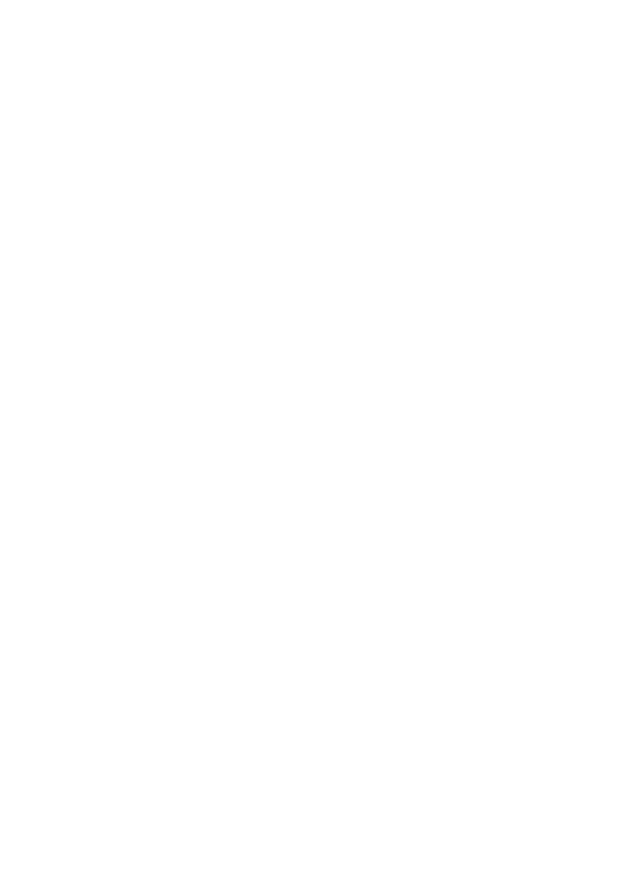
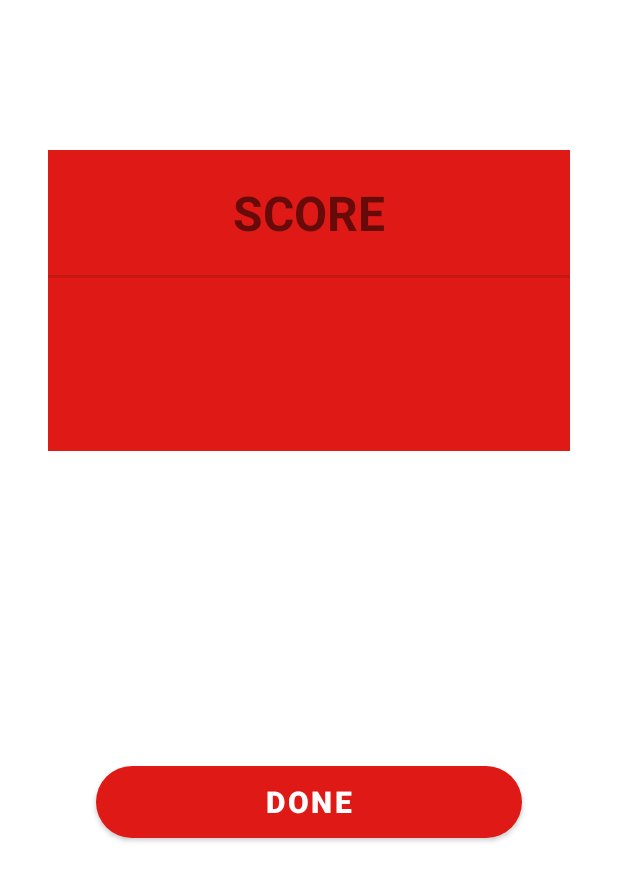
Before and after one commit to AliButt035/QuizAppWithFirebaseIntegeration, an Android app: the ScoreActivity screen opened directly, with no data from a screen before it, on a phone screen of 412 x 824 dp. Before the commit the part shown is empty. Shown: the top 881 px of the screen. Run offline under Robolectric (Android 15) with nearby library versions, the phone set to English and light mode, and no system bars.

Commit message:
score activity created

```diff
--- a/app/src/main/java/com/example/myquiz/QuestionActivity.java
+++ b/app/src/main/java/com/example/myquiz/QuestionActivity.java
@@ -24,6 +24,7 @@ public class QuestionActivity extends AppCompatActivity implements View.OnClickL
     private List<Question> questionList;
     private int quesNum;
     private CountDownTimer countDown;
+    private int score;
     @Override
     protected void onCreate(Bundle savedInstanceState) {
         super.onCreate(savedInstanceState);
@@ -44,6 +45,8 @@ public class QuestionActivity extends AppCompatActivity implements View.OnClickL
         option4.setOnClickListener(this);
 
         getQuestionsList();
+
+        score=0;
 
     }
 
@@ -125,6 +128,7 @@ public class QuestionActivity extends AppCompatActivity implements View.OnClickL
         {
             //right Answer
             ((Button)view).setBackgroundTintList(ColorStateList.valueOf(Color.GREEN));
+            score++;
         }
         else
         {
@@ -181,6 +185,7 @@ public class QuestionActivity extends AppCompatActivity implements View.OnClickL
         {
             //go to score activity
             Intent intent=new Intent(QuestionActivity.this,ScoreActivity.class);
+            intent.putExtra("SCORE",String.valueOf(score)+"/"+String.valueOf(questionList.size()));
             startActivity(intent);
             QuestionActivity.this.finish();
         }
--- a/app/src/main/java/com/example/myquiz/ScoreActivity.java
+++ b/app/src/main/java/com/example/myquiz/ScoreActivity.java
@@ -2,13 +2,35 @@ package com.example.myquiz;
 
 import androidx.appcompat.app.AppCompatActivity;
 
+import android.content.Intent;
 import android.os.Bundle;
+import android.view.View;
+import android.widget.Button;
+import android.widget.TextView;
 
 public class ScoreActivity extends AppCompatActivity {
 
+    private TextView score;
+    private Button done ;
     @Override
     protected void onCreate(Bundle savedInstanceState) {
         super.onCreate(savedInstanceState);
         setContentView(R.layout.activity_score);
+
+        score =findViewById(R.id.sa_score);
+        done= findViewById(R.id.sa_done);
+
+        String score_str=getIntent().getStringExtra("SCORE");
+        score.setText(score_str);
+
+        done.setOnClickListener(new View.OnClickListener() {
+            @Override
+            public void onClick(View v) {
+                Intent intent=new Intent(ScoreActivity.this,MainActivity.class);
+                ScoreActivity.this.startActivity(intent);
+                ScoreActivity.this.finish();
+            }
+        });
+
     }
 }
--- a/app/src/main/res/layout/activity_score.xml
+++ b/app/src/main/res/layout/activity_score.xml
@@ -6,4 +6,63 @@
     android:layout_height="match_parent"
     tools:context=".ScoreActivity">
 
+    <LinearLayout
+        android:id="@+id/linearLayout3"
+        android:layout_width="0dp"
+        android:layout_height="wrap_content"
+        android:layout_marginStart="32dp"
+        android:layout_marginTop="100dp"
+        android:layout_marginEnd="32dp"
+        android:background="@color/colorPrimary"
+        android:orientation="vertical"
+        android:paddingBottom="32dp"
+        app:layout_constraintEnd_toEndOf="parent"
+        app:layout_constraintStart_toStartOf="parent"
+        app:layout_constraintTop_toTopOf="parent">
+
+        <TextView
+            android:id="@+id/textView"
+            android:layout_width="match_parent"
+            android:layout_height="wrap_content"
+            android:layout_margin="20dp"
+            android:gravity="center"
+            android:text="SCORE"
+            android:textSize="32sp"
+            android:textStyle="bold" />
+
+        <View
+            android:id="@+id/divider"
+            android:layout_width="match_parent"
+            android:layout_height="2dp"
+            android:background="?android:attr/listDivider" />
+
+        <TextView
+            android:id="@+id/sa_score"
+            android:layout_width="match_parent"
+            android:layout_height="wrap_content"
+            android:gravity="center"
+            android:text="5 / 10"
+            android:layout_margin="20dp"
+            android:textColor="@android:color/black"
+            android:textSize="32sp"
+            android:textStyle="bold" />
+    </LinearLayout>
+
+    <Button
+        android:id="@+id/sa_done"
+        android:layout_width="0dp"
+        android:layout_height="wrap_content"
+        android:layout_marginStart="64dp"
+        android:layout_marginTop="8dp"
+        android:layout_marginEnd="64dp"
+        android:layout_marginBottom="64dp"
+        android:background="@drawable/round_corner"
+        android:text="Done"
+        android:textColor="@color/colorAccent"
+        android:textStyle="bold"
+        android:textSize="20sp"
+        app:layout_constraintBottom_toBottomOf="parent"
+        app:layout_constraintEnd_toEndOf="parent"
+        app:layout_constraintStart_toStartOf="parent"
+        app:layout_constraintTop_toBottomOf="@+id/linearLayout3" />
 </androidx.constraintlayout.widget.ConstraintLayout>
```
